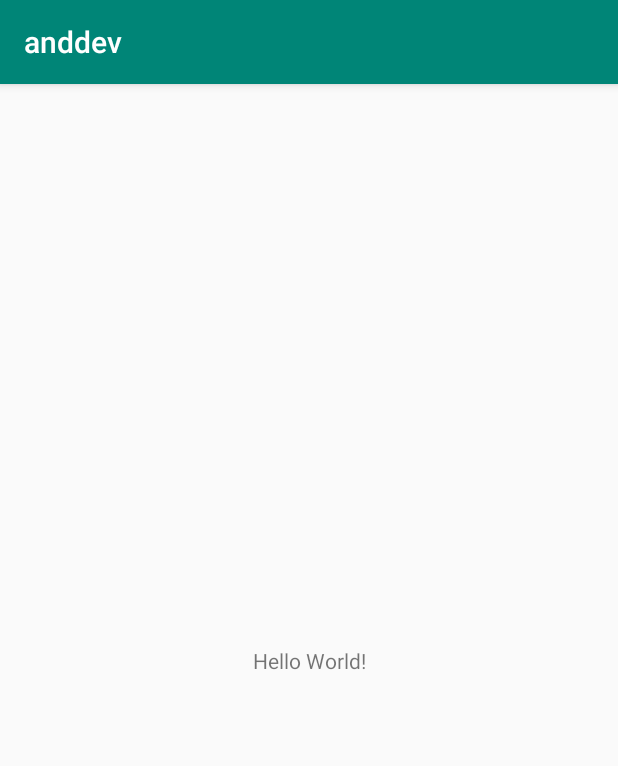
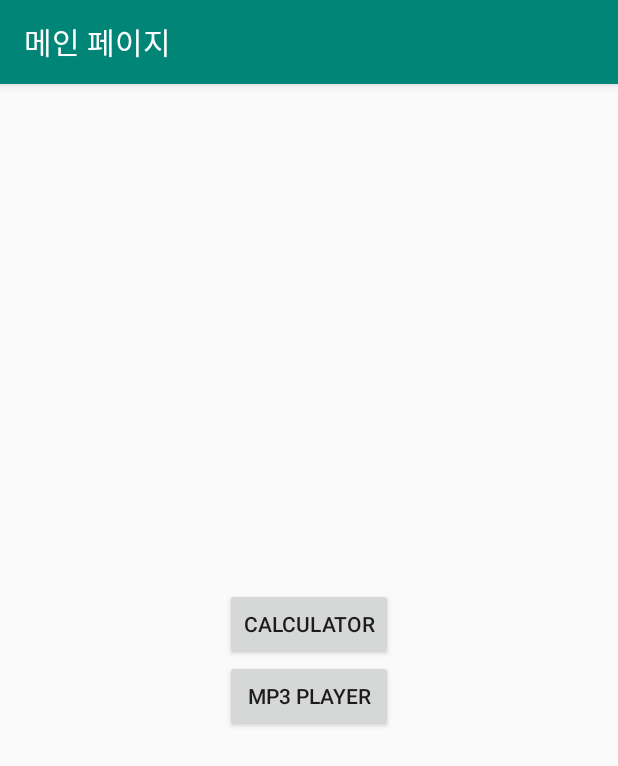
Before and after one commit to runitist/HKAndDev, an Android app: the screen it shows after launch (MainActivity), on a phone screen of 412 x 824 dp. Shown: the top 766 px of the screen. Run offline under Robolectric (Android 15) with nearby library versions, the phone set to English and light mode, and no system bars.

Commit message:
Main뷰 완성 및 스트링, 스타일 리펙토링

```diff
--- a/app/src/main/java/com/hkanddev/anddev/MainActivity.java
+++ b/app/src/main/java/com/hkanddev/anddev/MainActivity.java
@@ -1,13 +1,31 @@
 package com.hkanddev.anddev;
 
+import android.content.Intent;
 import android.support.v7.app.AppCompatActivity;
 import android.os.Bundle;
+import android.view.View;
+import android.widget.Button;
 
 public class MainActivity extends AppCompatActivity {
+    Button calc_btn = null;
 
     @Override
     protected void onCreate(Bundle savedInstanceState) {
         super.onCreate(savedInstanceState);
         setContentView(R.layout.activity_main);
+        init();
+    }
+
+    private void init() {
+        setTitle(R.string.main_title);
+    }
+
+    public void main_clk(View view) {
+        calc_btn = (Button)view;
+        if(calc_btn.getId()==(R.id.main_btn1)){
+
+        }else if(calc_btn.getId()==(R.id.main_btn2)){
+
+        }
     }
 }
--- a/app/src/main/res/layout/activity_main.xml
+++ b/app/src/main/res/layout/activity_main.xml
@@ -1,18 +1,28 @@
 <?xml version="1.0" encoding="utf-8"?>
-<android.support.constraint.ConstraintLayout xmlns:android="http://schemas.android.com/apk/res/android"
-    xmlns:app="http://schemas.android.com/apk/res-auto"
+<RelativeLayout xmlns:android="http://schemas.android.com/apk/res/android"
     xmlns:tools="http://schemas.android.com/tools"
     android:layout_width="match_parent"
     android:layout_height="match_parent"
     tools:context=".MainActivity">
 
-    <TextView
+    <LinearLayout
         android:layout_width="wrap_content"
         android:layout_height="wrap_content"
-        android:text="Hello World!"
-        app:layout_constraintBottom_toBottomOf="parent"
-        app:layout_constraintLeft_toLeftOf="parent"
-        app:layout_constraintRight_toRightOf="parent"
-        app:layout_constraintTop_toTopOf="parent" />
+        android:layout_centerInParent="true"
+        android:gravity="center"
+        android:orientation="vertical">
 
-</android.support.constraint.ConstraintLayout>
+        <Button
+            android:id="@+id/main_btn1"
+            style="@style/mainbtn"
+            android:text="@string/main_button1" />
+
+        <Button
+            android:id="@+id/main_btn2"
+            style="@style/mainbtn"
+            android:text="@string/main_button2" />
+
+    </LinearLayout>
+
+
+</RelativeLayout>
--- a/app/src/main/res/values/strings.xml
+++ b/app/src/main/res/values/strings.xml
@@ -1,3 +1,6 @@
 <resources>
     <string name="app_name">anddev</string>
+    <string name="main_title">메인 페이지</string>
+    <string name="main_button1">Calculator</string>
+    <string name="main_button2">MP3 Player</string>
 </resources>
--- a/app/src/main/res/values/styles.xml
+++ b/app/src/main/res/values/styles.xml
@@ -8,4 +8,10 @@
         <item name="colorAccent">@color/colorAccent</item>
     </style>
 
+    <style name="mainbtn">
+        <item name="android:onClick">main_clk</item>
+        <item name="android:layout_width">match_parent</item>
+        <item name="android:layout_height">wrap_content</item>
+    </style>
+
 </resources>
```
